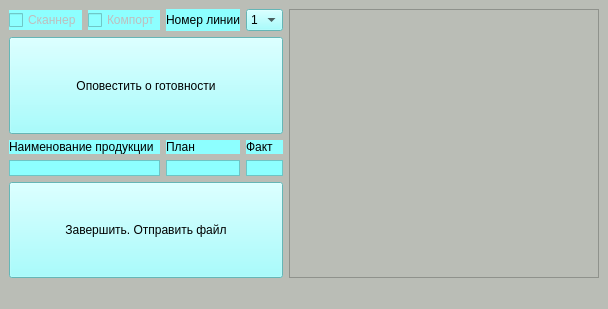
Old version of the form untitled.ui in the repository avovana/slave_controller.
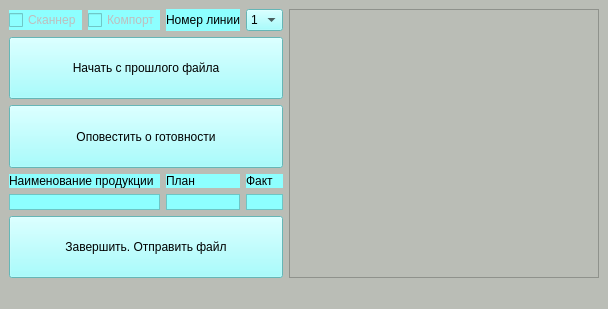
New version of the form.

Commit message: Added choose prev file with scans button and logic

Diff of the .ui file:
```diff
--- a/untitled.ui
+++ b/untitled.ui
@@ -18,8 +18,24 @@
   </property>
   <widget class="QWidget" name="centralwidget">
    <layout class="QGridLayout" name="gridLayout">
-    <item row="0" column="0" colspan="2">
-     <widget class="QCheckBox" name="scanner_status_checkbox">
+    <item row="5" column="0" colspan="5">
+     <widget class="QPushButton" name="finish_button">
+      <property name="sizePolicy">
+       <sizepolicy hsizetype="Minimum" vsizetype="Expanding">
+        <horstretch>0</horstretch>
+        <verstretch>0</verstretch>
+       </sizepolicy>
+      </property>
+      <property name="styleSheet">
+       <string notr="true">background-color: rgb(141, 255, 255);</string>
+      </property>
+      <property name="text">
+       <string>Завершить. Отправить файл</string>
+      </property>
+     </widget>
+    </item>
+    <item row="0" column="2">
+     <widget class="QCheckBox" name="comport_status_checkbox">
       <property name="enabled">
        <bool>false</bool>
       </property>
@@ -27,110 +43,14 @@
        <string notr="true">background-color: rgb(141, 255, 255);</string>
       </property>
       <property name="text">
-       <string>Сканнер</string>
+       <string>Компорт</string>
       </property>
       <property name="tristate">
        <bool>true</bool>
       </property>
      </widget>
     </item>
-    <item row="3" column="0" colspan="3">
-     <widget class="QLabel" name="name_label">
-      <property name="styleSheet">
-       <string notr="true">background-color: rgb(141, 255, 255);</string>
-      </property>
-      <property name="frameShape">
-       <enum>QFrame::StyledPanel</enum>
-      </property>
-      <property name="frameShadow">
-       <enum>QFrame::Raised</enum>
-      </property>
-      <property name="lineWidth">
-       <number>5</number>
-      </property>
-      <property name="midLineWidth">
-       <number>5</number>
-      </property>
-      <property name="text">
-       <string/>
-      </property>
-     </widget>
-    </item>
-    <item row="2" column="3">
-     <widget class="QLabel" name="plan_label_2">
-      <property name="styleSheet">
-       <string notr="true">background-color: rgb(141, 255, 255);</string>
-      </property>
-      <property name="text">
-       <string>План</string>
-      </property>
-     </widget>
-    </item>
     <item row="3" column="4">
-     <widget class="QLabel" name="current_label">
-      <property name="styleSheet">
-       <string notr="true">background-color: rgb(141, 255, 255);</string>
-      </property>
-      <property name="frameShape">
-       <enum>QFrame::StyledPanel</enum>
-      </property>
-      <property name="frameShadow">
-       <enum>QFrame::Raised</enum>
-      </property>
-      <property name="lineWidth">
-       <number>5</number>
-      </property>
-      <property name="midLineWidth">
-       <number>5</number>
-      </property>
-      <property name="text">
-       <string/>
-      </property>
-     </widget>
-    </item>
-    <item row="0" column="4">
-     <widget class="QComboBox" name="line_number_combobox">
-      <property name="styleSheet">
-       <string notr="true">background-color: rgb(141, 255, 255);</string>
-      </property>
-      <item>
-       <property name="text">
-        <string>1</string>
-       </property>
-      </item>
-      <item>
-       <property name="text">
-        <string>2</string>
-       </property>
-      </item>
-      <item>
-       <property name="text">
-        <string>3</string>
-       </property>
-      </item>
-      <item>
-       <property name="text">
-        <string>4</string>
-       </property>
-      </item>
-      <item>
-       <property name="text">
-        <string>5</string>
-       </property>
-      </item>
-      <item>
-       <property name="text">
-        <string>6</string>
-       </property>
-      </item>
-      <item>
-       <property name="text">
-        <string>7</string>
-       </property>
-      </item>
-     </widget>
-    </item>
-    <item row="2" column="4">
      <widget class="QLabel" name="current_label_2">
       <property name="styleSheet">
        <string notr="true">background-color: rgb(141, 255, 255);</string>
@@ -140,23 +60,7 @@
       </property>
      </widget>
     </item>
-    <item row="1" column="0" colspan="5">
-     <widget class="QPushButton" name="ready_button">
-      <property name="sizePolicy">
-       <sizepolicy hsizetype="Minimum" vsizetype="Expanding">
-        <horstretch>0</horstretch>
-        <verstretch>0</verstretch>
-       </sizepolicy>
-      </property>
-      <property name="styleSheet">
-       <string notr="true">background-color: rgb(141, 255, 255);</string>
-      </property>
-      <property name="text">
-       <string>Оповестить о готовности</string>
-      </property>
-     </widget>
-    </item>
-    <item row="3" column="3">
+    <item row="4" column="3">
      <widget class="QLabel" name="plan_label">
       <property name="styleSheet">
        <string notr="true">background-color: rgb(141, 255, 255);</string>
@@ -178,33 +82,71 @@
       </property>
      </widget>
     </item>
-    <item row="4" column="0" colspan="5">
-     <widget class="QPushButton" name="finish_button">
-      <property name="sizePolicy">
-       <sizepolicy hsizetype="Minimum" vsizetype="Expanding">
-        <horstretch>0</horstretch>
-        <verstretch>0</verstretch>
-       </sizepolicy>
+    <item row="4" column="4">
+     <widget class="QLabel" name="current_label">
+      <property name="styleSheet">
+       <string notr="true">background-color: rgb(141, 255, 255);</string>
       </property>
+      <property name="frameShape">
+       <enum>QFrame::StyledPanel</enum>
+      </property>
+      <property name="frameShadow">
+       <enum>QFrame::Raised</enum>
+      </property>
+      <property name="lineWidth">
+       <number>5</number>
+      </property>
+      <property name="midLineWidth">
+       <number>5</number>
+      </property>
+      <property name="text">
+       <string/>
+      </property>
+     </widget>
+    </item>
+    <item row="3" column="3">
+     <widget class="QLabel" name="plan_label_2">
       <property name="styleSheet">
        <string notr="true">background-color: rgb(141, 255, 255);</string>
       </property>
       <property name="text">
-       <string>Завершить. Отправить файл</string>
+       <string>План</string>
       </property>
      </widget>
     </item>
-    <item row="2" column="0" colspan="3">
-     <widget class="QLabel" name="product_name_label">
+    <item row="0" column="3">
+     <widget class="QLabel" name="line_number_label">
       <property name="styleSheet">
        <string notr="true">background-color: rgb(141, 255, 255);</string>
       </property>
       <property name="text">
-       <string>Наименование продукции</string>
+       <string>Номер линии</string>
       </property>
      </widget>
     </item>
-    <item row="0" column="7" rowspan="5">
+    <item row="4" column="0" colspan="3">
+     <widget class="QLabel" name="name_label">
+      <property name="styleSheet">
+       <string notr="true">background-color: rgb(141, 255, 255);</string>
+      </property>
+      <property name="frameShape">
+       <enum>QFrame::StyledPanel</enum>
+      </property>
+      <property name="frameShadow">
+       <enum>QFrame::Raised</enum>
+      </property>
+      <property name="lineWidth">
+       <number>5</number>
+      </property>
+      <property name="midLineWidth">
+       <number>5</number>
+      </property>
+      <property name="text">
+       <string/>
+      </property>
+     </widget>
+    </item>
+    <item row="0" column="7" rowspan="6">
      <widget class="QTextBrowser" name="text_browser">
       <property name="palette">
        <palette>
@@ -650,8 +592,76 @@
       </property>
      </widget>
     </item>
-    <item row="0" column="2">
-     <widget class="QCheckBox" name="comport_status_checkbox">
+    <item row="2" column="0" colspan="5">
+     <widget class="QPushButton" name="ready_button">
+      <property name="sizePolicy">
+       <sizepolicy hsizetype="Minimum" vsizetype="Expanding">
+        <horstretch>0</horstretch>
+        <verstretch>0</verstretch>
+       </sizepolicy>
+      </property>
+      <property name="styleSheet">
+       <string notr="true">background-color: rgb(141, 255, 255);</string>
+      </property>
+      <property name="text">
+       <string>Оповестить о готовности</string>
+      </property>
+     </widget>
+    </item>
+    <item row="3" column="0" colspan="3">
+     <widget class="QLabel" name="product_name_label">
+      <property name="styleSheet">
+       <string notr="true">background-color: rgb(141, 255, 255);</string>
+      </property>
+      <property name="text">
+       <string>Наименование продукции</string>
+      </property>
+     </widget>
+    </item>
+    <item row="0" column="4">
+     <widget class="QComboBox" name="line_number_combobox">
+      <property name="styleSheet">
+       <string notr="true">background-color: rgb(141, 255, 255);</string>
+      </property>
+      <item>
+       <property name="text">
+        <string>1</string>
+       </property>
+      </item>
+      <item>
+       <property name="text">
+        <string>2</string>
+       </property>
+      </item>
+      <item>
+       <property name="text">
+        <string>3</string>
+       </property>
+      </item>
+      <item>
+       <property name="text">
+        <string>4</string>
+       </property>
+      </item>
+      <item>
+       <property name="text">
+        <string>5</string>
+       </property>
+      </item>
+      <item>
+       <property name="text">
+        <string>6</string>
+       </property>
+      </item>
+      <item>
+       <property name="text">
+        <string>7</string>
+       </property>
+      </item>
+     </widget>
+    </item>
+    <item row="0" column="0" colspan="2">
+     <widget class="QCheckBox" name="scanner_status_checkbox">
       <property name="enabled">
        <bool>false</bool>
       </property>
@@ -659,20 +669,26 @@
        <string notr="true">background-color: rgb(141, 255, 255);</string>
       </property>
       <property name="text">
-       <string>Компорт</string>
+       <string>Сканнер</string>
       </property>
       <property name="tristate">
        <bool>true</bool>
       </property>
      </widget>
     </item>
-    <item row="0" column="3">
-     <widget class="QLabel" name="line_number_label">
+    <item row="1" column="0" colspan="5">
+     <widget class="QPushButton" name="choose_file_pushbutton">
+      <property name="sizePolicy">
+       <sizepolicy hsizetype="Minimum" vsizetype="Expanding">
+        <horstretch>0</horstretch>
+        <verstretch>0</verstretch>
+       </sizepolicy>
+      </property>
       <property name="styleSheet">
        <string notr="true">background-color: rgb(141, 255, 255);</string>
       </property>
       <property name="text">
-       <string>Номер линии</string>
+       <string>Начать с прошлого файла</string>
       </property>
      </widget>
     </item>
```
The commit also changes 2 other files.
